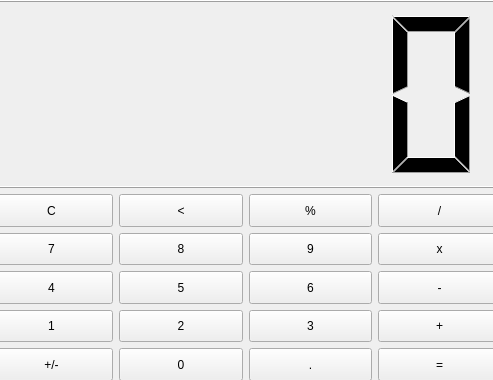
Above: mainwindow.ui from kurotkin/qtcalc before the change. Below: the same form after it.
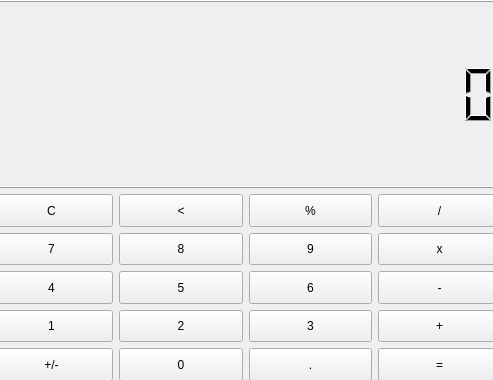
That is the form after the change.

Commit message: Нажатие клавиш

```diff
--- a/mainwindow.ui
+++ b/mainwindow.ui
@@ -14,7 +14,7 @@
    <string>MainWindow</string>
   </property>
   <widget class="QWidget" name="centralwidget">
-   <widget class="QWidget" name="">
+   <widget class="QWidget" name="layoutWidget">
     <property name="geometry">
      <rect>
       <x>-10</x>
@@ -37,6 +37,9 @@
          <pointsize>18</pointsize>
         </font>
        </property>
+       <property name="digitCount">
+        <number>16</number>
+       </property>
       </widget>
      </item>
      <item>
```
The commit also changes 2 other files.
